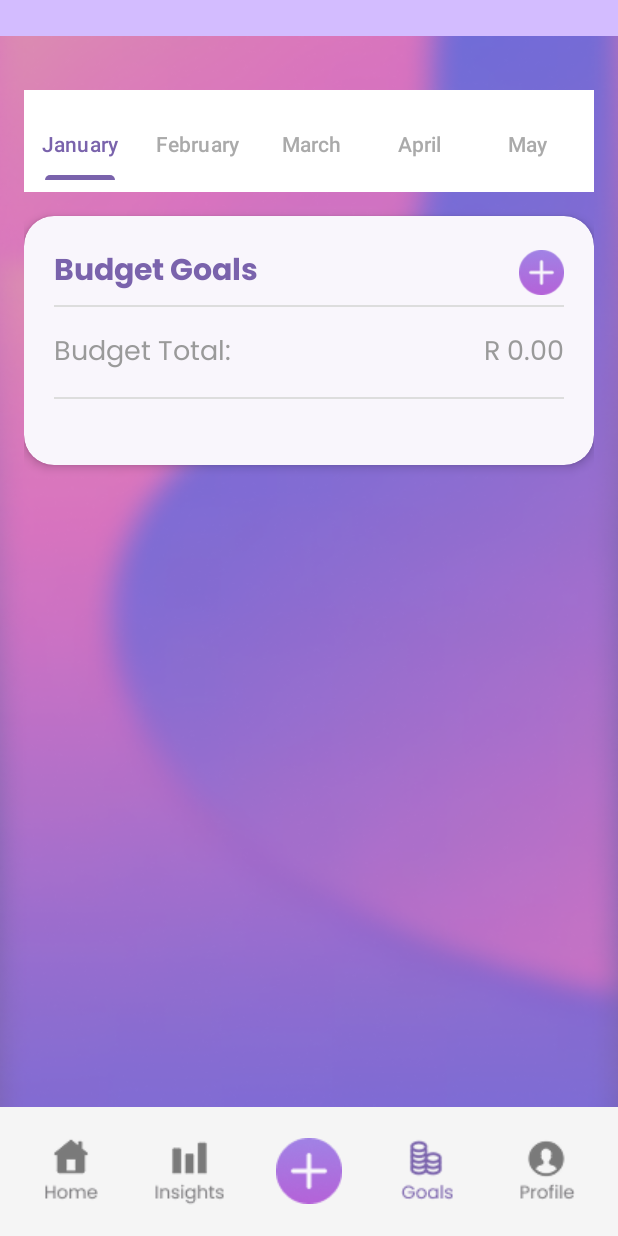
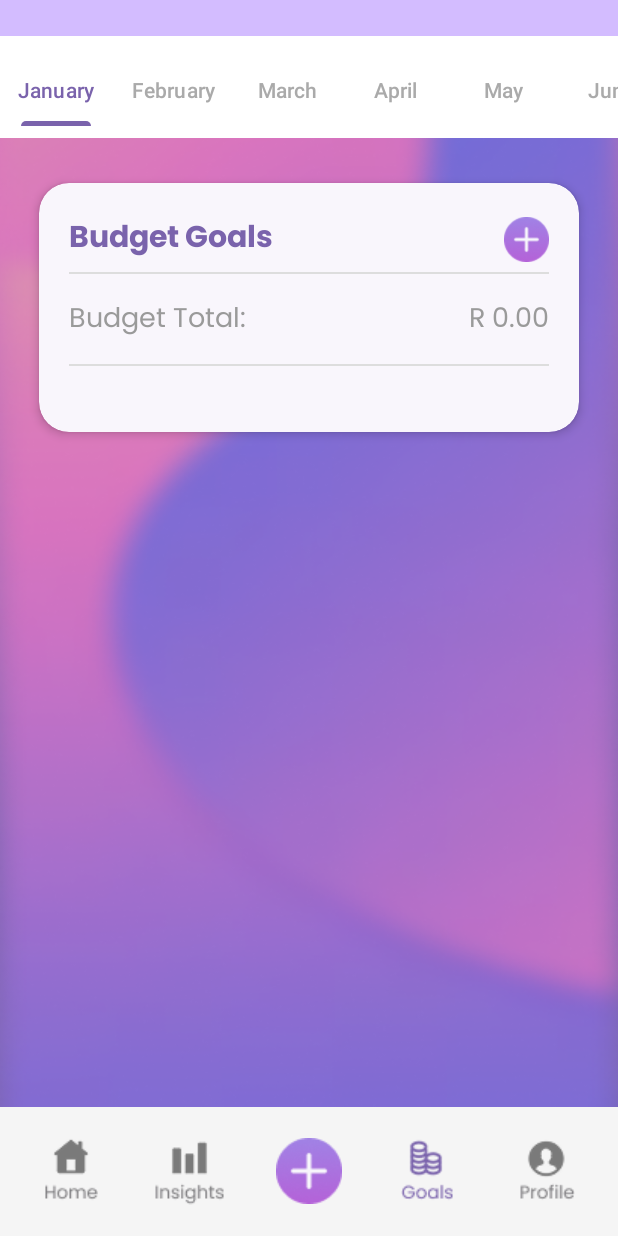
Before and after one commit to st10033925-azrahhabib/Coinverse, an Android app: the BudgetGoals screen opened directly, with no data from a screen before it, on a phone screen of 412 x 824 dp. Run offline under Robolectric (Android 15) with nearby library versions, the phone set to English and light mode, and no system bars; our stand-ins replace Firebase (no records; nobody signed in at launch, a user with empty details on screens opened directly).

Commit message:
Added welcome back message on profile page, fixed spacing issues on budget goals page, adjusted sizing and spacing for consistency across the app

```diff
--- a/app/src/main/java/vcmsa/projects/coinverse/BudgetGoals.kt
+++ b/app/src/main/java/vcmsa/projects/coinverse/BudgetGoals.kt
@@ -28,7 +28,6 @@ class BudgetGoals : AppCompatActivity() {
 
     override fun onCreate(savedInstanceState: Bundle?) {
         super.onCreate(savedInstanceState)
-        enableEdgeToEdge()
         setContentView(R.layout.activity_budget_goals)
 
         auth = Firebase.auth
@@ -50,6 +49,7 @@ class BudgetGoals : AppCompatActivity() {
         fetchBudgets()
         navigationBar()
     }
+
 
     //Gets and displays a list of budgets per category
     private fun fetchBudgets() {
--- a/app/src/main/res/layout/activity_budget_goals.xml
+++ b/app/src/main/res/layout/activity_budget_goals.xml
@@ -1,32 +1,36 @@
 <?xml version="1.0" encoding="utf-8"?>
-<FrameLayout
-    xmlns:android="http://schemas.android.com/apk/res/android"
+<FrameLayout xmlns:android="http://schemas.android.com/apk/res/android"
     xmlns:app="http://schemas.android.com/apk/res-auto"
     xmlns:tools="http://schemas.android.com/tools"
     android:id="@+id/main"
     android:layout_width="match_parent"
     android:layout_height="match_parent"
-
     android:background="@drawable/gradient_bg">
 
+    <!-- Use vertical stacking for header and scrollable content -->
+    <LinearLayout
+        android:layout_width="match_parent"
+        android:layout_height="match_parent"
+        android:orientation="vertical">
+
+        <!-- Fixed Header -->
         <include layout="@layout/layout_header" />
 
-    <!-- Main  -->
+        <!-- Scrollable Content -->
         <ScrollView
             android:id="@+id/scrollView"
             android:layout_width="match_parent"
-        android:layout_height="match_parent"
-        android:layout_marginTop="44dp"
+            android:layout_height="0dp"
+            android:layout_weight="1"
             android:layout_marginBottom="70dp"
             android:fillViewport="true">
 
             <LinearLayout
                 android:layout_width="match_parent"
                 android:layout_height="wrap_content"
-            android:orientation="vertical"
-            android:padding="16dp">
+                android:orientation="vertical">
 
-            <!-- Month Fragment -->
+                <!-- Month Selector Fragment -->
                 <androidx.fragment.app.FragmentContainerView
                     android:id="@+id/fragmentContainer"
                     android:name="vcmsa.projects.coinverse.MonthFragment"
@@ -37,9 +41,10 @@
                 <!-- Budget Goals Card -->
                 <androidx.cardview.widget.CardView
                     android:id="@+id/cardBudgetGoals"
-                android:layout_width="match_parent"
+                    android:layout_width="360dp"
+                    android:layout_gravity="center_horizontal"
                     android:layout_height="wrap_content"
-                android:layout_marginTop="16dp"
+                    android:layout_marginTop="30dp"
                     app:cardBackgroundColor="#F9F6FC"
                     app:cardCornerRadius="20dp"
                     app:cardElevation="4dp">
@@ -130,8 +135,9 @@
                 </androidx.cardview.widget.CardView>
             </LinearLayout>
         </ScrollView>
+    </LinearLayout>
 
-    <!-- Nav Bar -->
+    <!-- Fixed Bottom Nav Bar -->
     <LinearLayout
         android:id="@+id/bottomNav"
         android:layout_width="match_parent"
--- a/app/src/main/res/layout/activity_expenses.xml
+++ b/app/src/main/res/layout/activity_expenses.xml
@@ -25,7 +25,7 @@
             android:layout_height="wrap_content" />
 
         <androidx.cardview.widget.CardView
-            android:layout_width="340dp"
+            android:layout_width="360dp"
             android:layout_height="wrap_content"
             android:backgroundTint="@android:color/white"
             app:cardCornerRadius="24dp"
--- a/app/src/main/res/layout/activity_insights.xml
+++ b/app/src/main/res/layout/activity_insights.xml
@@ -32,7 +32,7 @@
         android:layout_width="0dp"
         android:layout_height="wrap_content"
         android:layout_marginStart="25dp"
-        android:layout_marginTop="16dp"
+        android:layout_marginTop="30dp"
         android:layout_marginEnd="25dp"
         app:cardBackgroundColor="#F9F6FC"
         app:cardCornerRadius="20dp"
--- a/app/src/main/res/layout/activity_profile.xml
+++ b/app/src/main/res/layout/activity_profile.xml
@@ -52,7 +52,7 @@
                 android:id="@+id/tvWelcomeBack"
                 android:layout_width="match_parent"
                 android:layout_height="wrap_content"
-                android:text="Welcome back!\n@user??"
+                android:text="Welcome back! [User]"
                 android:fontFamily="@font/poppinsregular"
                 android:textColor="#9A9A9A"
                 android:textSize="18sp"
```
Also changed, not shown: app/src/main/java/vcmsa/projects/coinverse/Profile.kt (+11 -0 lines). Lines whose indentation alone changed are shown as unchanged.
